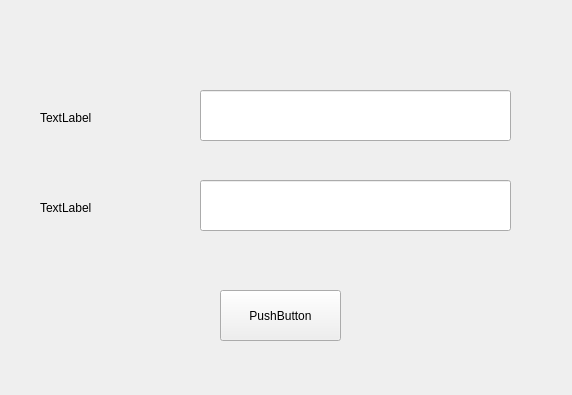
Before: the Qt Designer form registerform.ui in hellightning/QTencentClient, drawn with Qt 5.
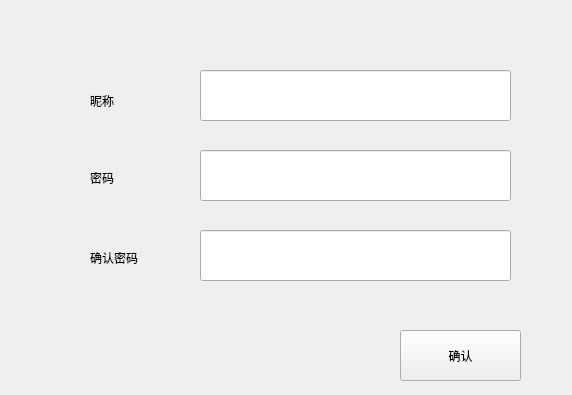
After: the same form once the commit is applied.

```diff
--- a/registerform.ui
+++ b/registerform.ui
@@ -16,47 +16,47 @@
   <widget class="QLabel" name="label">
    <property name="geometry">
     <rect>
-     <x>40</x>
-     <y>110</y>
-     <width>72</width>
-     <height>15</height>
+     <x>90</x>
+     <y>90</y>
+     <width>81</width>
+     <height>21</height>
     </rect>
    </property>
    <property name="text">
-    <string>TextLabel</string>
+    <string>昵称</string>
    </property>
   </widget>
   <widget class="QPushButton" name="confirmPushButton">
    <property name="geometry">
     <rect>
-     <x>220</x>
-     <y>290</y>
+     <x>400</x>
+     <y>330</y>
      <width>121</width>
      <height>51</height>
     </rect>
    </property>
    <property name="text">
-    <string>PushButton</string>
+    <string>确认</string>
    </property>
   </widget>
   <widget class="QLabel" name="label_2">
    <property name="geometry">
     <rect>
-     <x>40</x>
-     <y>200</y>
+     <x>90</x>
+     <y>170</y>
      <width>72</width>
      <height>15</height>
     </rect>
    </property>
    <property name="text">
-    <string>TextLabel</string>
+    <string>密码</string>
    </property>
   </widget>
   <widget class="QLineEdit" name="lineEdit">
    <property name="geometry">
     <rect>
      <x>200</x>
-     <y>90</y>
+     <y>70</y>
      <width>311</width>
      <height>51</height>
     </rect>
@@ -66,12 +66,35 @@
    <property name="geometry">
     <rect>
      <x>200</x>
-     <y>180</y>
+     <y>150</y>
      <width>311</width>
      <height>51</height>
     </rect>
    </property>
   </widget>
+  <widget class="QLineEdit" name="passwordConfirm">
+   <property name="geometry">
+    <rect>
+     <x>200</x>
+     <y>230</y>
+     <width>311</width>
+     <height>51</height>
+    </rect>
+   </property>
+  </widget>
+  <widget class="QLabel" name="label_3">
+   <property name="geometry">
+    <rect>
+     <x>90</x>
+     <y>250</y>
+     <width>72</width>
+     <height>15</height>
+    </rect>
+   </property>
+   <property name="text">
+    <string>确认密码</string>
+   </property>
+  </widget>
  </widget>
  <resources/>
  <connections/>
```
Left out of the diff: 4 changed lines with no effect on the pictures.
